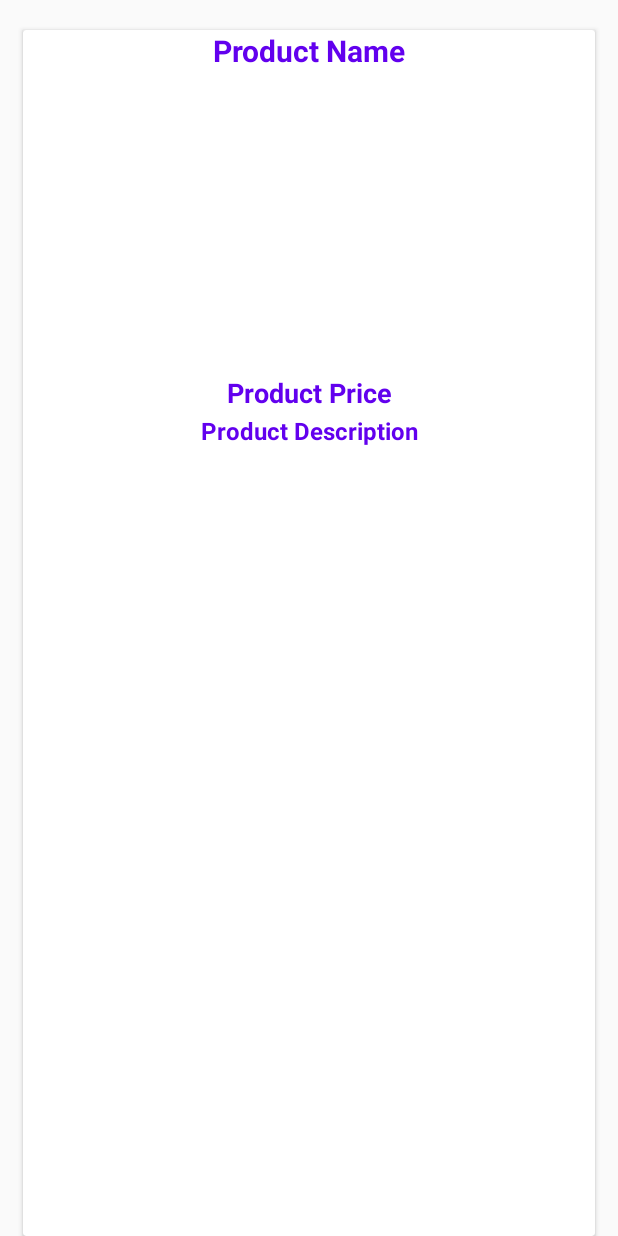
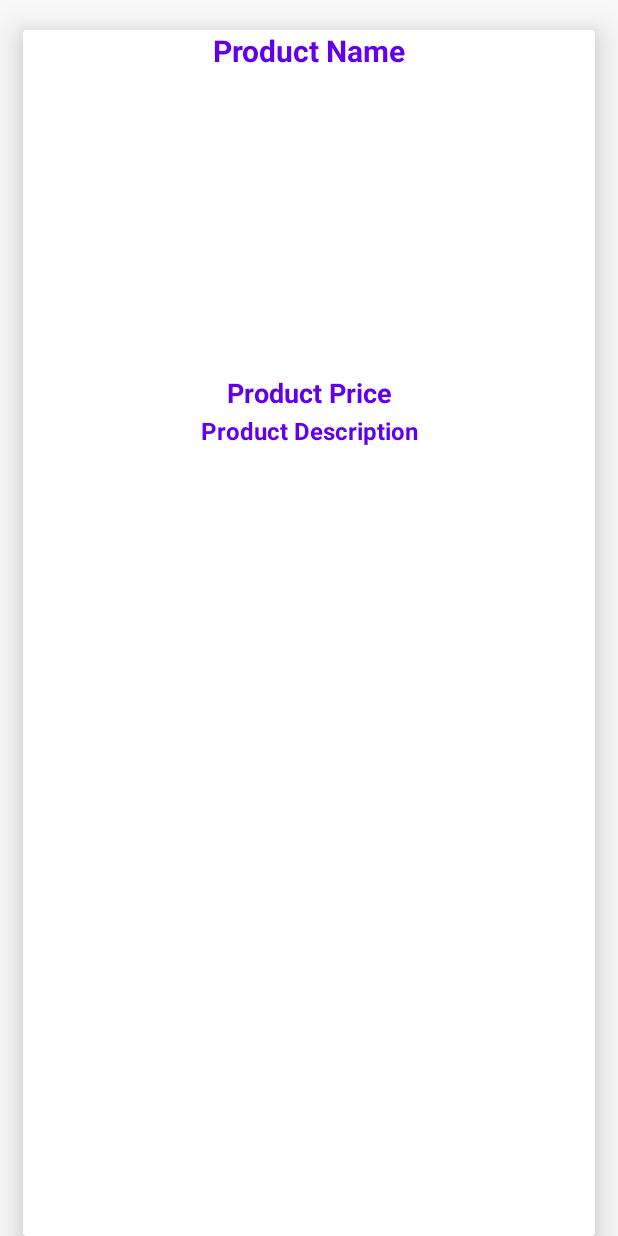
Before and after one commit to Error-404-Mad-Project/shopping-Cart, an Android app: the layout product_items_layout.xml on its own in the app's theme, with its tools: preview values and no code run, on a phone screen of 412 x 824 dp. Run offline under Robolectric (Android 15) with nearby library versions, the phone set to English and light mode, and no system bars.

Commit message:
home activity is successful.

```diff
--- a/app/build.gradle
+++ b/app/build.gradle
@@ -46,6 +46,7 @@ dependencies {
     implementation 'androidx.lifecycle:lifecycle-extensions:2.2.0'
     implementation 'io.paperdb:paperdb:2.6'
     implementation 'de.hdodenhof:circleimageview:3.1.0'
+    implementation 'com.google.firebase:firebase-appindexing:19.1.0'
     testImplementation 'junit:junit:4.13'
     androidTestImplementation 'com.android.support.test:runner:1.0.2'
     androidTestImplementation 'com.android.support.test.espresso:espresso-core:3.0.2'
--- a/app/src/main/AndroidManifest.xml
+++ b/app/src/main/AndroidManifest.xml
@@ -12,7 +12,7 @@
         <activity
             android:name=".Home2Activity"
             android:label="@string/title_activity_home2"
-            android:theme="@style/AppTheme.NoActionBar"></activity>
+            android:theme="@style/AppTheme.NoActionBar" />
         <activity android:name=".AdminAddNewProductActivity" />
         <activity android:name=".AdminCategoryActivity">
             <intent-filter>
--- a/app/src/main/java/com/e/androidproject/AdminAddNewProductActivity.java
+++ b/app/src/main/java/com/e/androidproject/AdminAddNewProductActivity.java
@@ -138,7 +138,7 @@ public class AdminAddNewProductActivity extends AppCompatActivity {
 
         Calendar calendar = Calendar.getInstance();
 
-        SimpleDateFormat currentDate = new SimpleDateFormat("MM DD YYYY");
+        SimpleDateFormat currentDate = new SimpleDateFormat("MMM D YYYY");
         saveCurrentDate = currentDate.format(calendar.getTime());
 
         SimpleDateFormat currentTime = new SimpleDateFormat("HH:mm:ss a");
--- a/app/src/main/res/layout/product_items_layout.xml
+++ b/app/src/main/res/layout/product_items_layout.xml
@@ -6,7 +6,9 @@
     android:layout_height="match_parent"
     android:layout_marginStart="15dp"
     android:layout_marginTop="20dp"
-    android:layout_marginEnd="15dp">
+    android:layout_marginEnd="15dp"
+    app:cardElevation="15dp">
+
 
     <RelativeLayout
         android:layout_width="match_parent"
@@ -46,7 +48,7 @@
         <TextView
             android:id="@+id/product_description"
             android:layout_width="match_parent"
-            android:layout_height="wrap_content"
+            android:layout_height="match_parent"
             android:layout_below="@+id/product_price"
             android:gravity="center_horizontal"
             android:text="Product Description"
@@ -56,5 +58,9 @@
             android:textSize="16dp"
             android:textStyle="bold" />
 
+
     </RelativeLayout>
+
+
+
 </androidx.cardview.widget.CardView>
```
Also changed, not shown: app/src/main/java/com/e/androidproject/Home2Activity.java (+56 -55 lines).
